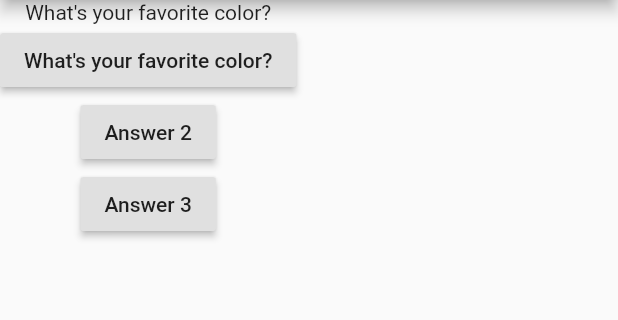
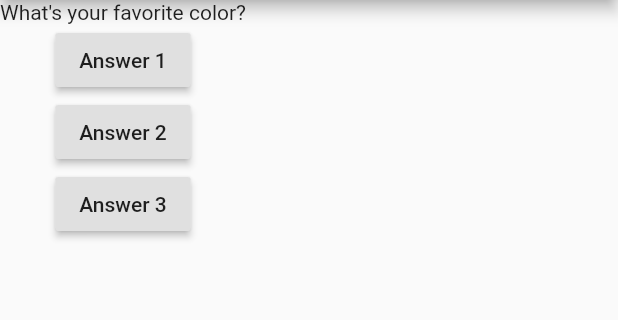
Before and after one commit to 80andAbove/first-flutter-app, a Flutter app: the screen it shows after launch, on a phone screen of 412 x 824 dp, the part 84-404 px from its top. Run offline on Flutter 3.47's test engine with Material 2 defaults, Android fonts, the phone set to English and light mode, and no system bars.

Commit message:
Created question file

```diff
--- a/lib/main.dart
+++ b/lib/main.dart
@@ -18,7 +18,9 @@ class MyAppState extends State<MyApp> {
   var questionIndex = 0;
 
   void answerQuestion() {
-    questionIndex = questionIndex + 1;
+    setState(() {
+      questionIndex = questionIndex + 1;
+    });
     print(questionIndex);
   }
 
@@ -36,7 +38,7 @@ class MyAppState extends State<MyApp> {
             children: [
               Text(questions[questionIndex]),
               RaisedButton(
-                child: Text(questions[questionIndex]),
+                child: Text('Answer 1'),
                 onPressed: answerQuestion,
               ),
               RaisedButton(
```
Also changed, not shown: lib/question.dart (added, +12 -0 lines).
